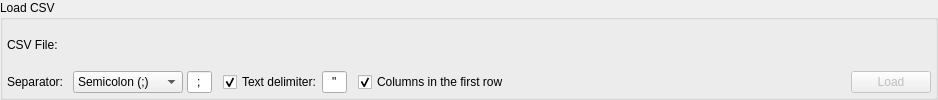
First picture: the form in libs/libgui/ui/widgets/csvloadwidget.ui, repository pgmodeler/pgmodeler, before the edit.
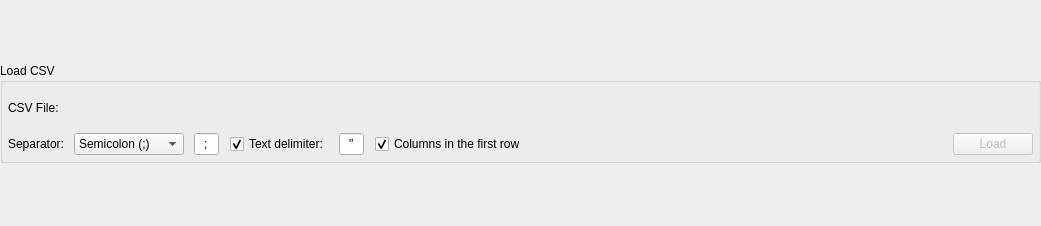
Second picture: the form after the edit. Icons and pictures are not drawn.

The edit to the form file:
```diff
--- a/libs/libgui/ui/widgets/csvloadwidget.ui
+++ b/libs/libgui/ui/widgets/csvloadwidget.ui
@@ -6,8 +6,8 @@
    <rect>
     <x>0</x>
     <y>0</y>
-    <width>938</width>
-    <height>100</height>
+    <width>1041</width>
+    <height>226</height>
    </rect>
   </property>
   <property name="windowTitle">
@@ -45,16 +45,16 @@
      </property>
      <layout class="QGridLayout" name="load_csv_grid">
       <property name="leftMargin">
-       <number>4</number>
+       <number>5</number>
       </property>
       <property name="topMargin">
-       <number>4</number>
+       <number>5</number>
       </property>
       <property name="rightMargin">
-       <number>4</number>
+       <number>5</number>
       </property>
       <property name="bottomMargin">
-       <number>4</number>
+       <number>5</number>
       </property>
       <item row="0" column="0">
        <widget class="QLabel" name="file_lbl">
@@ -128,7 +128,7 @@
          <bool>false</bool>
         </property>
         <property name="sizePolicy">
-         <sizepolicy hsizetype="Preferred" vsizetype="Fixed">
+         <sizepolicy hsizetype="Preferred" vsizetype="Preferred">
           <horstretch>0</horstretch>
           <verstretch>0</verstretch>
          </sizepolicy>
@@ -163,7 +163,7 @@
       <item row="1" column="1">
        <layout class="QHBoxLayout" name="horizontalLayout_3">
         <property name="spacing">
-         <number>4</number>
+         <number>10</number>
         </property>
         <item>
          <widget class="QComboBox" name="separator_cmb">
@@ -242,7 +242,7 @@
       <item row="1" column="3">
        <layout class="QHBoxLayout" name="horizontalLayout_2">
         <property name="spacing">
-         <number>0</number>
+         <number>10</number>
         </property>
         <item>
          <widget class="QCheckBox" name="txt_delim_chk">
```
Left out of the diff: 1 changed line with no effect on the pictures.
